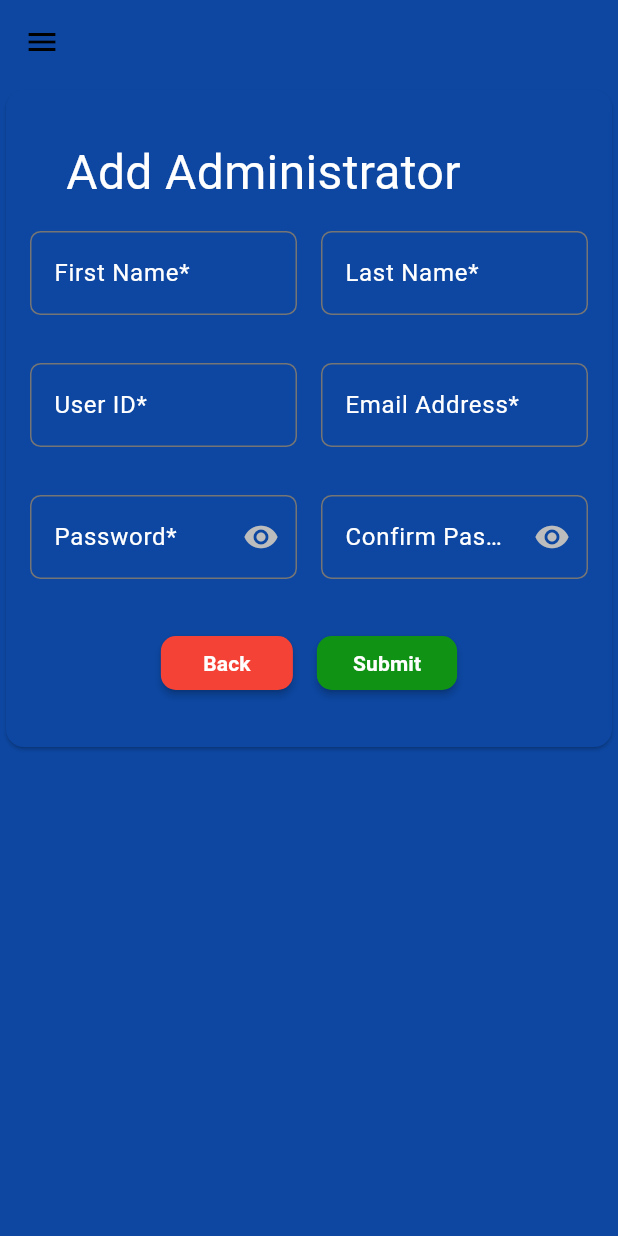
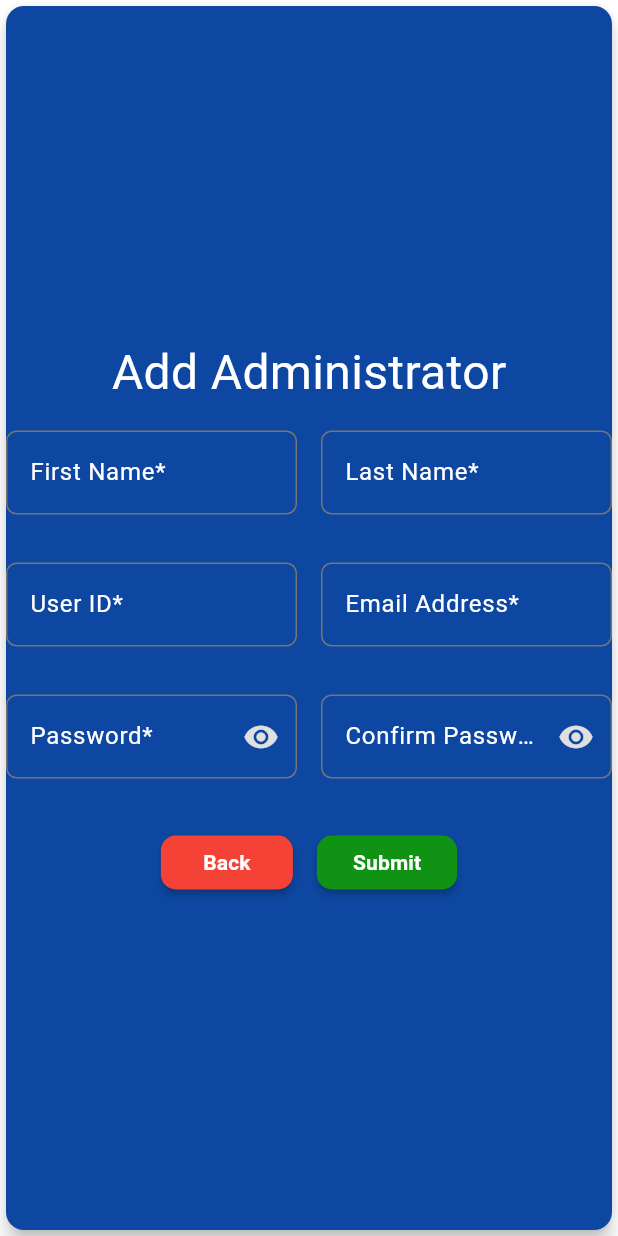
Before and after one commit to Kyusans/flutter-csdl-admin, a Flutter app: the Dashboard screen opened by its route, after a tap on "Click here", on a phone screen of 412 x 824 dp. Run offline on Flutter 3.47's test engine with Material 3 defaults, Android fonts, the phone set to English and light mode, and no system bars; our stand-ins replace get, shared_preferences; accounts and stored records are empty; statements that could not run were skipped.

Commit message:
masterfiles navigation updated

```diff
--- a/lib/main.dart
+++ b/lib/main.dart
@@ -3,6 +3,7 @@ import 'package:flutter_csdl_admin/local_storage.dart';
 import 'package:flutter_csdl_admin/pages/dashboard.dart';
 // import 'package:flutter_csdl_admin/pages/dashboard.dart';
 import 'package:flutter_csdl_admin/pages/login_page.dart';
+import 'package:flutter_csdl_admin/pages/master_files/add_masterfiles.dart';
 import 'package:flutter_csdl_admin/theme/dark_mode.dart';
 import 'package:flutter_csdl_admin/theme/light_mode.dart';
 import 'package:get/get.dart';
@@ -24,6 +25,7 @@ class MyApp extends StatelessWidget {
       routes: {
         '/login': (context) => const LoginPage(),
         '/dashboard': (context) => const Dashboard(),
+        '/masterfiles': (context) => const AddMasterfiles(selectedIndex: 0),
       },
       home: const LoginPage(),
       //LoginPage()
--- a/lib/pages/add_scholar.dart
+++ b/lib/pages/add_scholar.dart
@@ -164,13 +164,17 @@ class _AddScholarState extends State<AddScholar> {
   @override
   void initState() {
     super.initState();
+    if (mounted) {
       getScholarshipType();
       getCourse();
+    }
   }
 
   @override
   Widget build(BuildContext context) {
-    return Form(
+    return SingleChildScrollView(
+      scrollDirection: Axis.vertical,
+      child: Form(
         key: _formKey,
         child: Card(
           elevation: 4,
@@ -278,8 +282,9 @@ class _AddScholarState extends State<AddScholar> {
                                 Theme.of(context).colorScheme.onInverseSurface,
                             decoration: InputDecoration(
                               filled: true,
-                            fillColor:
-                                Theme.of(context).colorScheme.onInverseSurface,
+                              fillColor: Theme.of(context)
+                                  .colorScheme
+                                  .onInverseSurface,
                               border: const OutlineInputBorder(),
                               enabledBorder: OutlineInputBorder(
                                 borderRadius: BorderRadius.circular(7),
@@ -341,8 +346,9 @@ class _AddScholarState extends State<AddScholar> {
                                 Theme.of(context).colorScheme.onInverseSurface,
                             decoration: InputDecoration(
                               filled: true,
-                            fillColor:
-                                Theme.of(context).colorScheme.onInverseSurface,
+                              fillColor: Theme.of(context)
+                                  .colorScheme
+                                  .onInverseSurface,
                               border: const OutlineInputBorder(),
                               enabledBorder: OutlineInputBorder(
                                 borderRadius: BorderRadius.circular(7),
@@ -399,8 +405,9 @@ class _AddScholarState extends State<AddScholar> {
                             ),
                             decoration: InputDecoration(
                               filled: true,
-                            fillColor:
-                                Theme.of(context).colorScheme.onInverseSurface,
+                              fillColor: Theme.of(context)
+                                  .colorScheme
+                                  .onInverseSurface,
                               border: const OutlineInputBorder(),
                               enabledBorder: OutlineInputBorder(
                                 borderRadius: BorderRadius.circular(7),
@@ -445,6 +452,7 @@ class _AddScholarState extends State<AddScholar> {
                   ),
           ),
         ),
+      ),
     );
   }
 }
--- a/lib/pages/master_files.dart
+++ b/lib/pages/master_files.dart
@@ -1,36 +1,18 @@
 import 'package:flutter/material.dart';
+import 'package:flutter_csdl_admin/components/loading_spinner.dart';
 import 'package:flutter_csdl_admin/components/my_masterfiles.dart';
-import 'package:flutter_csdl_admin/pages/master_files/add_masterfiles.dart';
+import 'package:get/get.dart';
 
 class MasterFiles extends StatefulWidget {
   const MasterFiles({Key? key}) : super(key: key);
 
   @override
   _MasterFilesState createState() => _MasterFilesState();
-  static GlobalKey<_MasterFilesState> masterFilesKey =
-      GlobalKey<_MasterFilesState>();
 }
 
 class _MasterFilesState extends State<MasterFiles> {
-  int _selectedIndex = 0;
   bool _isMobile = false;
-  bool _isSelectedFiles = false;
-
-  @override
-  void initState() {
-    // TODO: implement initState
-    super.initState();
-    setState(() {
-      _isSelectedFiles = false;
-      _selectedIndex = 0;
-    });
-  }
-
-  @override
-  void didChangeDependencies() {
-    super.didChangeDependencies();
-    _checkIsMobile();
-  }
+  bool _isLoading = true;
 
   void _checkIsMobile() {
     WidgetsBinding.instance.addPostFrameCallback((_) {
@@ -41,17 +23,32 @@ class _MasterFilesState extends State<MasterFiles> {
     });
   }
 
-  void handleGoBack() {
+  void _handleAddMasterfiles(int index) {
     setState(() {
-      _isSelectedFiles = false;
+      Get.toNamed("/masterfiles", arguments: index);
     });
   }
 
-  void _handleAddMasterfiles(int index) {
+  void _initializeData() async {
+    await Future.delayed(const Duration(milliseconds: 500));
+    if (mounted) {
       setState(() {
-      _selectedIndex = index;
-      _isSelectedFiles = true;
+        _isLoading = false;
       });
+    }
+  }
+
+  @override
+  void didChangeDependencies() {
+    super.didChangeDependencies();
+    _checkIsMobile();
+  }
+
+  @override
+  void initState() {
+    // TODO: implement initState
+    super.initState();
+    _initializeData();
   }
 
   @override
@@ -61,22 +58,16 @@ class _MasterFilesState extends State<MasterFiles> {
         color: Theme.of(context).colorScheme.onPrimary,
         child: Padding(
           padding: const EdgeInsets.symmetric(vertical: 32),
-          child: _isSelectedFiles ? selectedFile() : masterFilesMain(),
+          child: _isMobile ? onMobile() : onDesktop(),
         ),
       ),
     );
   }
 
-  Widget masterFilesMain() {
-    return _isMobile ? onMobile() : onDesktop();
-  }
-
-  Widget selectedFile() {
-    return AddMasterfiles(selectedIndex: _selectedIndex);
-  }
-
   Widget onDesktop() {
-    return Column(
+    return _isLoading
+        ? const LoadingSpinner()
+        : Column(
             children: [
               Row(
                 mainAxisAlignment: MainAxisAlignment.spaceEvenly,
--- a/lib/pages/master_files/add_admin.dart
+++ b/lib/pages/master_files/add_admin.dart
@@ -174,8 +174,9 @@ class _AddAdminState extends State<AddAdmin> {
                 buttonSize: 8,
                 color: Colors.red,
                 onPressed: () {
-                  Navigator.pop(context);
-                  Get.toNamed("/dashboard");
+                  Get.back();
+                  // Navigator.pop(context);
+                  // Get.toNamed("/dashboard");
                 },
               ),
               const SizedBox(
@@ -204,7 +205,7 @@ class _AddAdminState extends State<AddAdmin> {
                       },
                     ),
             ],
-          )
+          ),
         ],
       ),
     );
--- a/lib/pages/master_files/add_masterfiles.dart
+++ b/lib/pages/master_files/add_masterfiles.dart
@@ -53,25 +53,25 @@ class _AddMasterfilesState extends State<AddMasterfiles> {
 
   @override
   Widget build(BuildContext context) {
-    return Padding(
-      padding: const EdgeInsets.symmetric(horizontal: 16.0),
-      child: Column(
-        mainAxisAlignment: MainAxisAlignment.start,
-        crossAxisAlignment: CrossAxisAlignment.start,
-        children: [
-          Padding(
-            padding: const EdgeInsets.only(left: 24.0),
-            child: Text(
+    return Scaffold(
+      body: Card(
+        elevation: 5,
+        color: Theme.of(context).colorScheme.onPrimary,
+        child: Column(
+          mainAxisAlignment: MainAxisAlignment.center,
+          crossAxisAlignment: CrossAxisAlignment.center,
+          children: [
+            Text(
               _title,
               style: const TextStyle(
                 color: Colors.white,
                 fontSize: 32,
               ),
             ),
-          ),
-          const SizedBox(height: 16),
-          selectedMasterFile(),
-        ],
+            const SizedBox(height: 16),
+            selectedMasterFile(),
+          ],
+        ),
       ),
     );
   }
--- a/lib/theme/light_mode.dart
+++ b/lib/theme/light_mode.dart
@@ -5,7 +5,7 @@ ThemeData lightMode = ThemeData(
   colorScheme: ColorScheme.light(
     background: Colors.white,
     primary: Colors.grey.shade200,
-    secondary: Colors.grey.shade400,
+    secondary: Colors.grey.shade300,
     inversePrimary: const Color.fromARGB(255, 67, 224, 77),
     inverseSurface: Colors.blue[900],
     // para sa lahi2 nga color
```
Lines whose indentation alone changed are shown as unchanged.
